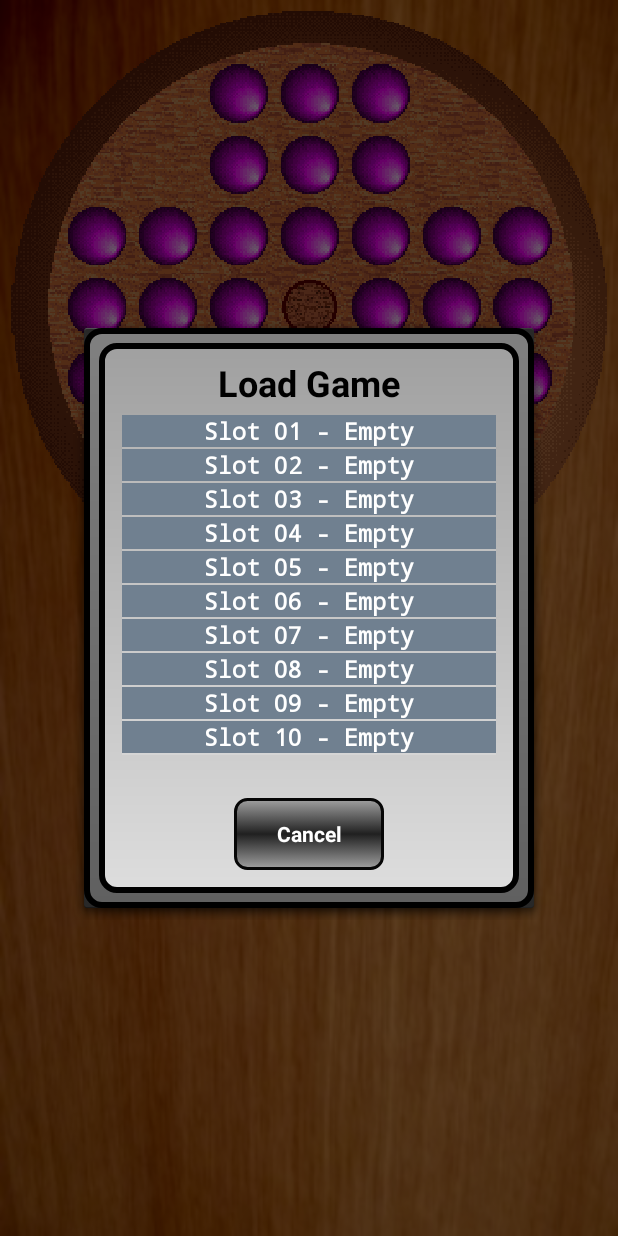
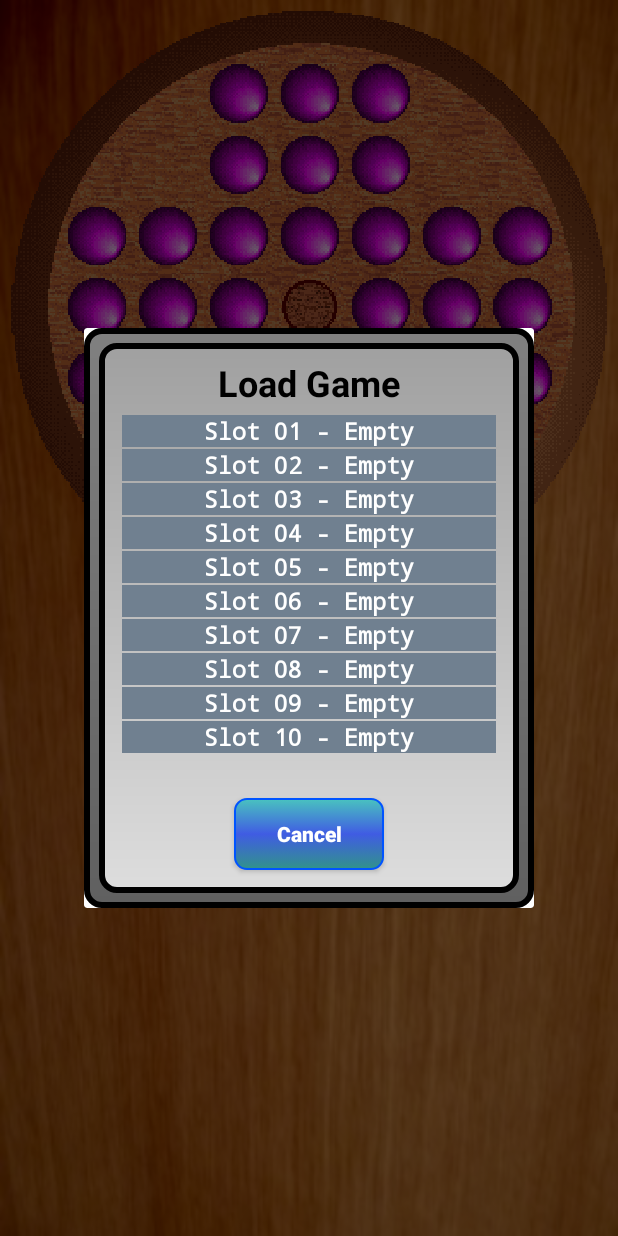
Before and after one commit to wzh442718973/Solitaire6, an Android app: the fragment SaveLoadDialog placed in its activity, on a phone screen of 412 x 824 dp. Run offline under Robolectric (Android 15) with nearby library versions, the phone set to English and light mode, and no system bars.

Commit message:
升级androidx，修改按钮色系

```diff
--- a/app/build.gradle
+++ b/app/build.gradle
@@ -1,14 +1,14 @@
 apply plugin: 'com.android.application'
 
 android {
-    compileSdkVersion 28
+    compileSdkVersion 33
     defaultConfig {
         applicationId "com.arp.solitaire"
-        minSdkVersion 15
-        targetSdkVersion 28
+        minSdkVersion 23
+        targetSdkVersion 31
         versionCode 1
         versionName "1.0"
-        testInstrumentationRunner "android.support.test.runner.AndroidJUnitRunner"
+        testInstrumentationRunner 'androidx.test.runner.AndroidJUnitRunner'
     }
     buildTypes {
         release {
@@ -20,8 +20,8 @@ android {
 
 dependencies {
     implementation fileTree(dir: 'libs', include: ['*.jar'])
-    implementation 'com.android.support:appcompat-v7:28.0.0-beta01'
+    implementation 'androidx.appcompat:appcompat:1.5.0'
     testImplementation 'junit:junit:4.12'
-    androidTestImplementation 'com.android.support.test:runner:1.0.2'
-    androidTestImplementation 'com.android.support.test.espresso:espresso-core:3.0.2'
+    androidTestImplementation 'androidx.test.ext:junit:1.1.1'
+    androidTestImplementation 'androidx.test.espresso:espresso-core:3.1.0'
 }
--- a/app/src/main/AndroidManifest.xml
+++ b/app/src/main/AndroidManifest.xml
@@ -7,8 +7,9 @@
         android:icon="@mipmap/ic_launcher"
         android:label="@string/app_name"
         android:supportsRtl="true"
-        android:theme="@android:style/Theme.Holo.NoActionBar.Fullscreen">
-        <activity android:name=".SolitaireActivity">
+        android:theme="@style/AppCompat">
+        <activity android:name=".SolitaireActivity"
+            android:exported="true">
             <intent-filter>
                 <action android:name="android.intent.action.MAIN" />
 
--- a/app/src/main/java/com/arp/solitaire/SolitaireActivity.java
+++ b/app/src/main/java/com/arp/solitaire/SolitaireActivity.java
@@ -16,9 +16,8 @@
 
 package com.arp.solitaire;
 
-import android.content.pm.ActivityInfo;
 import android.os.Bundle;
-import android.support.v4.app.FragmentActivity;
+import androidx.fragment.app.FragmentActivity;
 import android.view.View;
 import android.view.View.OnClickListener;
 import android.widget.Button;
--- a/app/src/main/java/com/arp/solitaire/dialogs/GameOverDialog.java
+++ b/app/src/main/java/com/arp/solitaire/dialogs/GameOverDialog.java
@@ -20,7 +20,7 @@ package com.arp.solitaire.dialogs;
 import android.app.Dialog;
 
 import android.os.Bundle;
-import android.support.v4.app.DialogFragment;
+import androidx.fragment.app.DialogFragment;
 import android.view.LayoutInflater;
 import android.view.View;
 import android.view.View.OnClickListener;
--- a/app/src/main/java/com/arp/solitaire/dialogs/SaveLoadDialog.java
+++ b/app/src/main/java/com/arp/solitaire/dialogs/SaveLoadDialog.java
@@ -19,7 +19,7 @@ package com.arp.solitaire.dialogs;
 import android.app.Dialog;
 import android.content.Context;
 import android.os.Bundle;
-import android.support.v4.app.DialogFragment;
+import androidx.fragment.app.DialogFragment;
 import android.view.LayoutInflater;
 import android.view.View;
 import android.view.View.OnClickListener;
--- a/app/src/main/java/com/arp/solitaire/dialogs/WarningDialog.java
+++ b/app/src/main/java/com/arp/solitaire/dialogs/WarningDialog.java
@@ -16,11 +16,10 @@
 
 package com.arp.solitaire.dialogs;
 
-import android.app.Activity;
 import android.app.Dialog;
 import android.content.Context;
 import android.os.Bundle;
-import android.support.v4.app.DialogFragment;
+import androidx.fragment.app.DialogFragment;
 import android.view.LayoutInflater;
 import android.view.View;
 import android.view.View.OnClickListener;
--- a/app/src/main/res/drawable/button_grey.xml
+++ b/app/src/main/res/drawable/button_grey.xml
@@ -17,18 +17,43 @@
   -->
 
 <selector xmlns:android="http://schemas.android.com/apk/res/android">
-    <item
-        android:state_enabled="false"
-        android:drawable="@drawable/button_grey_disabled" />
-    <item
-    	android:state_pressed="true"
-    	android:state_enabled="true"
-        android:drawable="@drawable/button_grey_pressed" />
-    <item
-    	android:state_focused="true"
-    	android:state_enabled="true"
-        android:drawable="@drawable/button_grey_focused" />
-    <item
-    	android:state_enabled="true"
-        android:drawable="@drawable/button_grey_enabled" />
+    <item android:state_enabled="false">
+        <shape android:shape="rectangle">
+
+            <gradient android:angle="90" android:centerColor="#A4A4A4" android:endColor="#787474" android:startColor="#8A8787" />
+
+            <padding android:bottom="7dp" android:left="7dp" android:right="7dp" android:top="7dp" />
+
+            <stroke android:width="2px" android:color="#060606" />
+
+            <corners android:radius="8dp" />
+
+        </shape>
+    </item>
+    <item android:state_pressed="true">
+        <shape android:shape="rectangle">
+
+            <gradient android:angle="90" android:centerColor="#43AF2A" android:endColor="#3FAAA6" android:startColor="#297A74" />
+
+            <padding android:bottom="7dp" android:left="7dp" android:right="7dp" android:top="7dp" />
+
+            <stroke android:width="2px" android:color="#0054FF" />
+
+            <corners android:radius="8dp" />
+
+        </shape>
+    </item>
+    <item >
+        <shape android:shape="rectangle">
+
+            <gradient android:angle="90" android:centerColor="#405CE3" android:endColor="#49C3BF" android:startColor="#31938B" />
+
+            <padding android:bottom="7dp" android:left="7dp" android:right="7dp" android:top="7dp" />
+
+            <stroke android:width="2px" android:color="#0054FF" />
+
+            <corners android:radius="8dp" />
+
+        </shape>
+    </item>
 </selector>
--- a/app/src/main/res/drawable/button_solitaire.xml
+++ b/app/src/main/res/drawable/button_solitaire.xml
@@ -17,18 +17,24 @@
   -->
 
 <selector xmlns:android="http://schemas.android.com/apk/res/android">
-    <item
-        android:state_enabled="false"
-        android:drawable="@mipmap/bm_solitaire_button_down" />
-    <item
-    	android:state_pressed="true"
-    	android:state_enabled="true"
-        android:drawable="@mipmap/bm_solitaire_button_down" />
-    <item
-    	android:state_focused="true"
-    	android:state_enabled="true"
-        android:drawable="@mipmap/bm_solitaire_button_up" />
-    <item
-    	android:state_enabled="true"
-        android:drawable="@mipmap/bm_solitaire_button_up" />
+    <item android:state_enabled="false">
+        <shape android:shape="rectangle">
+            <corners android:radius="10dp"/>
+            <gradient android:centerColor="#8A8988" android:endColor="#636362" android:startColor="#535241" android:type="linear"/>
+        </shape>
+    </item>
+    <item android:state_pressed="true">
+        <shape android:shape="rectangle">
+            <corners android:radius="10dp"/>
+            <gradient android:centerColor="#2D7C7C" android:endColor="#8181BD" android:startColor="#2040DF" android:type="linear"/>
+        </shape>
+    </item>
+
+    <item>
+        <shape android:shape="rectangle">
+            <corners android:radius="10dp" />
+            <gradient android:centerColor="#ED8504" android:endColor="#736D07" android:startColor="#D8D376" android:type="linear" />
+            <stroke android:width="2px" android:color="#000"/>
+        </shape>
+    </item>
 </selector>
--- a/app/src/main/res/layout/dialog__solitaire_save_load.xml
+++ b/app/src/main/res/layout/dialog__solitaire_save_load.xml
@@ -30,8 +30,10 @@
             android:layout_width="match_parent"
             android:layout_height="250dp"
             android:layout_below="@+id/saveLoadTitleTextView"
-            android:layout_margin="5dp"
-            android:layout_marginTop="5dp">
+            android:layout_marginStart="5dp"
+            android:layout_marginTop="5dp"
+            android:layout_marginEnd="5dp"
+            android:layout_marginBottom="5dp">
 
         </ListView>
 
--- /dev/null
+++ b/app/src/main/res/values/styles.xml
@@ -0,0 +1,9 @@
+<?xml version="1.0" encoding="utf-8"?>
+<resources>
+    <style name="AppCompat" parent="Theme.AppCompat.Light.NoActionBar">
+        <item name="colorPrimary">#000</item>
+        <item name="colorPrimaryDark">#888</item>
+        <item name="colorAccent">#fff</item>
+        <item name="android:windowFullscreen">true</item>
+    </style>
+</resources>
--- a/build.gradle
+++ b/build.gradle
@@ -7,7 +7,7 @@ buildscript {
         jcenter()
     }
     dependencies {
-        classpath 'com.android.tools.build:gradle:3.1.3'
+        classpath 'com.android.tools.build:gradle:7.2.2'
 
 
         // NOTE: Do not place your application dependencies here; they belong
--- a/gradle.properties
+++ b/gradle.properties
@@ -6,6 +6,8 @@
 # http://www.gradle.org/docs/current/userguide/build_environment.html
 # Specifies the JVM arguments used for the daemon process.
 # The setting is particularly useful for tweaking memory settings.
+android.enableJetifier=true
+android.useAndroidX=true
 org.gradle.jvmargs=-Xmx1536m
 # When configured, Gradle will run in incubating parallel mode.
 # This option should only be used with decoupled projects. More details, visit
```
Also changed, not shown: app/src/main/res/mipmap-mdpi/bm_solitaire_button_down.png (deleted), app/src/main/res/mipmap-mdpi/bm_solitaire_button_up.png (deleted), gradle/wrapper/gradle-wrapper.properties, 1 other file.
